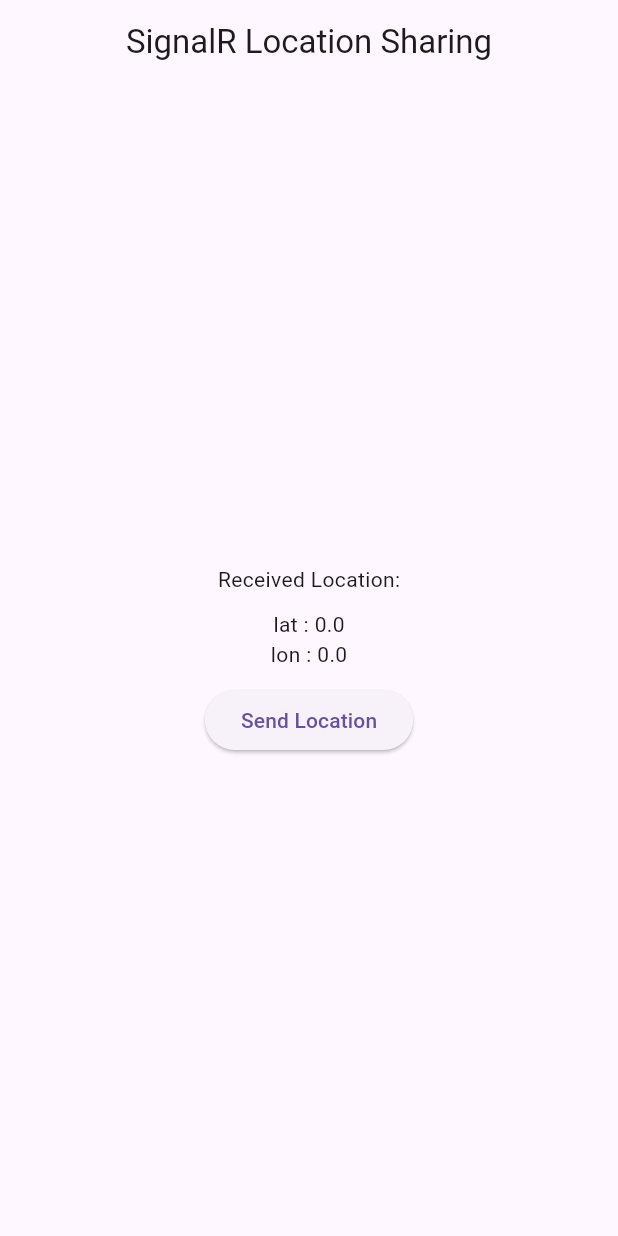
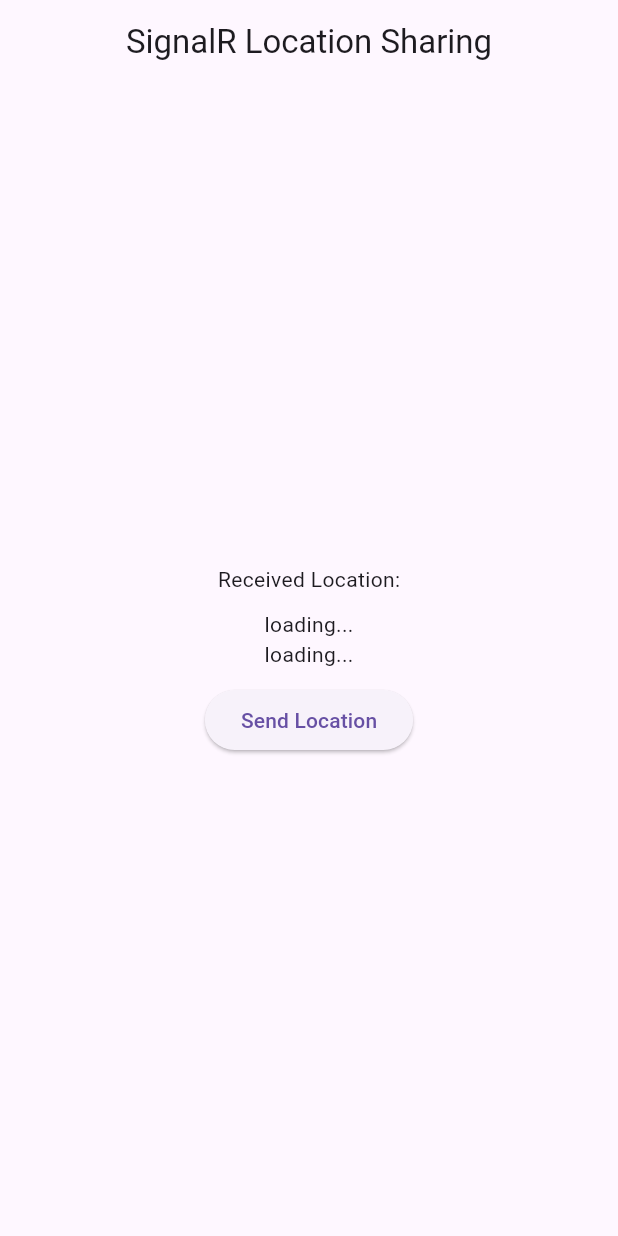
Before and after one commit to HasanAlHridoy/Raintor-Task, a Flutter app: the screen it shows after launch, after a tap on "Send Location", on a phone screen of 412 x 824 dp. Run offline on Flutter 3.47's test engine with Material 3 defaults, Android fonts, the light colour scheme and no system bars; our stand-ins replace flutter_riverpod, geolocator; missing offline and left inert: signalr_netcore.

Commit message:
Refactor location handling in HomeProvider and update HomeView to display loading state

```diff
--- a/lib/src/features/home/controller/home.dart
+++ b/lib/src/features/home/controller/home.dart
@@ -10,8 +10,8 @@
 
 class HomeProvider extends Notifier<void> {
   late HubConnection _hubConnection;
-  double lat = 0.0;
-  double lon = 0.0;
+  double? lat;
+  double? lon;
   Position? position;
 
   @override
@@ -42,8 +42,13 @@
       final location = args?[0] as Map<String, dynamic>?;
       if (location != null) {
         debugPrint("Received location: $location");
-        lat = location['lat'];
-        lon = location['lon'];
+        if (lat != null && lon != null) {
+          lat = location['lat'];
+          lon = location['lon'];
+        } else {
+          debugPrint("Invalid location data received.");
+        }
+
         ref.notifyListeners();
       } else {
         debugPrint("Received invalid location data.");
@@ -86,6 +91,7 @@
     position = await Geolocator.getCurrentPosition(locationSettings: LocationSettings(accuracy: LocationAccuracy.high));
 
     // Update the current location of the current user (e.g., User A or User B)
+
     lat = position!.latitude;
     lon = position!.longitude;
     ref.notifyListeners();
@@ -93,15 +99,36 @@
   }
 
   // Send latitude and longitude to the server
-  void sendLocation() {
+    sendLocation(BuildContext context) {
     // Send the current user's location to the SignalR server
+    if (position == null) {
+      debugPrint("Position is null, cannot send location.");
+      return;
+    }
     _hubConnection
         .invoke("SendLatLon", args: [position!.latitude, position!.longitude])
         .then((_) {
           debugPrint("Location sent successfully.");
+          if (!context.mounted) return;
+          // Show a Snackbar message when the location is sent
+          ScaffoldMessenger.of(context).showSnackBar(
+            SnackBar(
+              content: Text('Location sent successfully.'),
+              duration: Duration(seconds: 2),
+              backgroundColor: Colors.blue,
+            ),
+          );
         })
         .catchError((e) {
           debugPrint("Error sending location: $e");
+          if (!context.mounted) return;
+          ScaffoldMessenger.of(context).showSnackBar(
+            SnackBar(
+              content: Text('Error sending location'),
+              duration: Duration(seconds: 2),
+              backgroundColor: Colors.red,
+            ),
+          );
         });
   }
 }
--- a/lib/src/features/home/views/home.dart
+++ b/lib/src/features/home/views/home.dart
@@ -18,10 +18,10 @@
             // Show received location data (only updates when another user sends it)
             Text("Received Location:"),
             SizedBox(height: 10),
-            Text('lat : ${notifier.lat}'),
-            Text('lon : ${notifier.lon}'),
+           notifier.lat == null ? Text('loading...') : Text('lat : ${notifier.lat}'),
+           notifier.lat == null ? Text('loading...') :  Text('lon : ${notifier.lon}'),
             SizedBox(height: 10),
-            ElevatedButton(onPressed: notifier.sendLocation, child: Text("Send Location")),
+            ElevatedButton(onPressed: ()=> notifier.sendLocation(context), child: Text("Send Location")),
           ],
         ),
       ),
```
